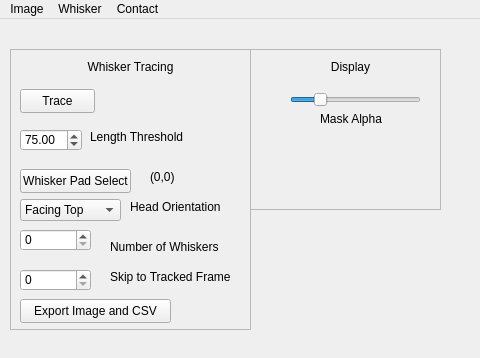
First picture: the form in src/WhiskerToolbox/Whisker_Widget/Whisker_Widget.ui, repository paulmthompson/WhiskerToolbox, before the edit.
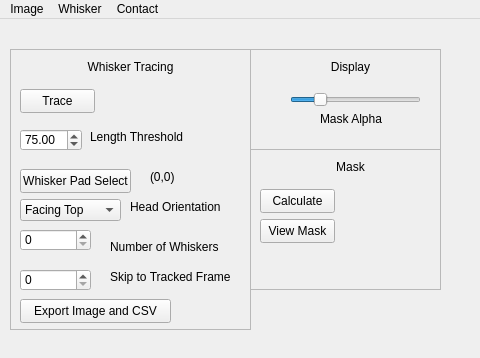
Second picture: the form after the edit.

Commit message: add whisker mask select

```diff
--- a/src/WhiskerToolbox/Whisker_Widget/Whisker_Widget.ui
+++ b/src/WhiskerToolbox/Whisker_Widget/Whisker_Widget.ui
@@ -243,7 +243,7 @@
       <x>250</x>
       <y>30</y>
       <width>191</width>
-      <height>161</height>
+      <height>101</height>
      </rect>
     </property>
     <property name="frameShape">
@@ -301,6 +301,64 @@
      </property>
     </widget>
    </widget>
+   <widget class="QFrame" name="frame_3">
+    <property name="geometry">
+     <rect>
+      <x>250</x>
+      <y>130</y>
+      <width>191</width>
+      <height>141</height>
+     </rect>
+    </property>
+    <property name="frameShape">
+     <enum>QFrame::StyledPanel</enum>
+    </property>
+    <property name="frameShadow">
+     <enum>QFrame::Raised</enum>
+    </property>
+    <widget class="QLabel" name="label_8">
+     <property name="geometry">
+      <rect>
+       <x>40</x>
+       <y>10</y>
+       <width>121</width>
+       <height>16</height>
+      </rect>
+     </property>
+     <property name="text">
+      <string>Mask</string>
+     </property>
+     <property name="alignment">
+      <set>Qt::AlignCenter</set>
+     </property>
+    </widget>
+    <widget class="QPushButton" name="calculate_mask">
+     <property name="geometry">
+      <rect>
+       <x>10</x>
+       <y>40</y>
+       <width>75</width>
+       <height>24</height>
+      </rect>
+     </property>
+     <property name="text">
+      <string>Calculate</string>
+     </property>
+    </widget>
+    <widget class="QPushButton" name="view_mask">
+     <property name="geometry">
+      <rect>
+       <x>10</x>
+       <y>70</y>
+       <width>75</width>
+       <height>24</height>
+      </rect>
+     </property>
+     <property name="text">
+      <string>View Mask</string>
+     </property>
+    </widget>
+   </widget>
   </widget>
   <widget class="QMenuBar" name="menuBar">
    <property name="geometry">
```
The commit also changes 3 other files.
